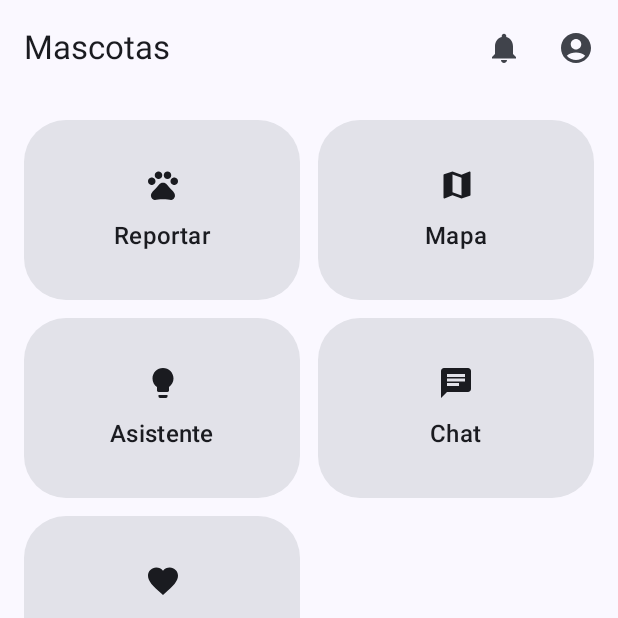
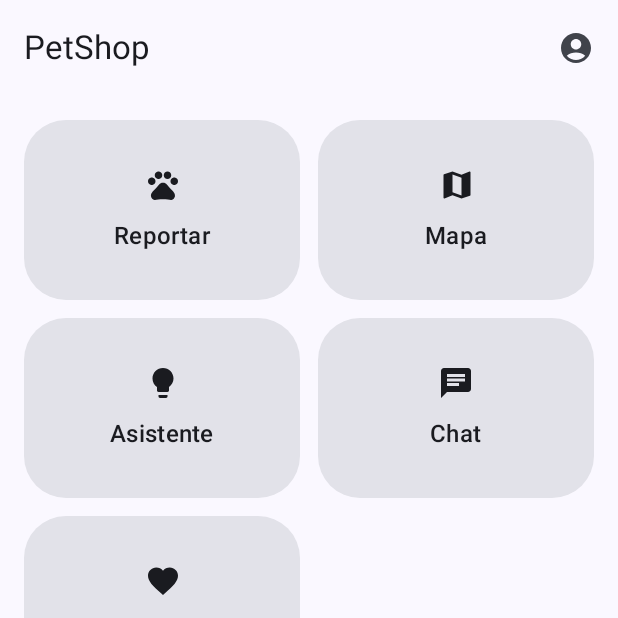
Before and after one commit to srguss77/PetShopPrueba, an Android app built with Jetpack Compose: the HomeScreen screen opened through its navigation route, on a phone screen of 412 x 824 dp, the top half of it. Run offline under Robolectric (Android 15) with nearby library versions, the phone set to English and light mode, and no system bars; our stand-ins replace Firebase (no records; nobody signed in at launch, a user with empty details on screens opened directly).

Commit message:
App funcional

```diff
--- a/app/src/main/java/com/example/tiendamascotas/assistant/GeminiProvider.kt
+++ b/app/src/main/java/com/example/tiendamascotas/assistant/GeminiProvider.kt
@@ -5,7 +5,7 @@ import com.example.tiendamascotas.BuildConfig
 
 object GeminiProvider {
 
-    private const val FLASH = "gemini-1.5-flash-latest"
+    private const val FLASH = "gemini-2.0-flash"
 
     private const val PRO   = "gemini-2.0-flash"
 
--- a/app/src/main/java/com/example/tiendamascotas/home/HomeScreen.kt
+++ b/app/src/main/java/com/example/tiendamascotas/home/HomeScreen.kt
@@ -11,7 +11,6 @@ import androidx.compose.material.icons.filled.Chat
 import androidx.compose.material.icons.filled.Favorite
 import androidx.compose.material.icons.filled.Lightbulb
 import androidx.compose.material.icons.filled.Map
-import androidx.compose.material.icons.filled.Notifications
 import androidx.compose.material.icons.filled.Pets
 import androidx.compose.material3.*
 import androidx.compose.runtime.*
@@ -45,7 +44,7 @@ fun HomeScreen(nav: NavHostController) {
     Scaffold(
         topBar = {
             TopAppBar(
-                title = { Text("Mascotas") },
+                title = { Text("PetShop") },
                 actions = {
                     BadgedBox(
                         badge = {
@@ -54,9 +53,6 @@ fun HomeScreen(nav: NavHostController) {
                             }
                         }
                     ) {
-                        IconButton(onClick = { nav.navigate(Screen.NotificationsSettings.route) }) {
-                            Icon(Icons.Filled.Notifications, contentDescription = "Notificaciones")
-                        }
                     }
                     IconButton(onClick = { nav.navigate(Screen.Profile.route) }) {
                         Icon(Icons.Filled.AccountCircle, contentDescription = "Perfil")
```
